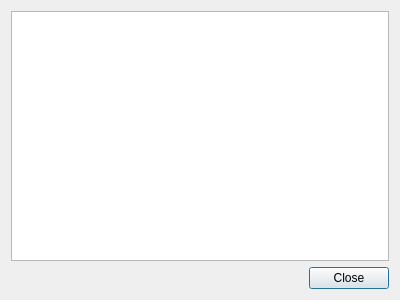
horsicq/archive_widget, file dialogshowimage.ui: the form before one commit.
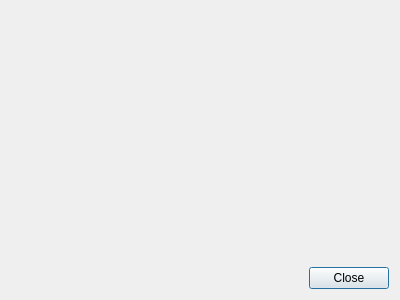
The form after the commit.

Patch:
```diff
--- a/dialogshowimage.ui
+++ b/dialogshowimage.ui
@@ -21,7 +21,17 @@
   </property>
   <layout class="QVBoxLayout" name="verticalLayout">
    <item>
-    <widget class="QGraphicsView" name="graphicsView"/>
+    <widget class="QLabel" name="labelImage">
+     <property name="sizePolicy">
+      <sizepolicy hsizetype="Expanding" vsizetype="Expanding">
+       <horstretch>0</horstretch>
+       <verstretch>0</verstretch>
+      </sizepolicy>
+     </property>
+     <property name="text">
+      <string/>
+     </property>
+    </widget>
    </item>
    <item>
     <layout class="QHBoxLayout" name="horizontalLayout">
```
